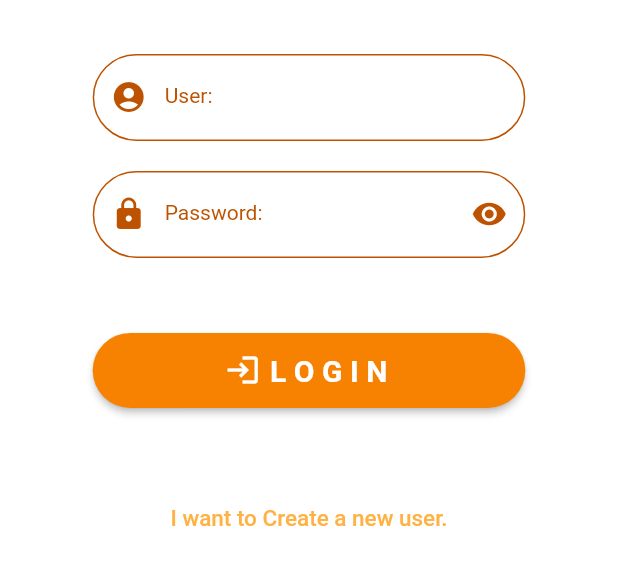
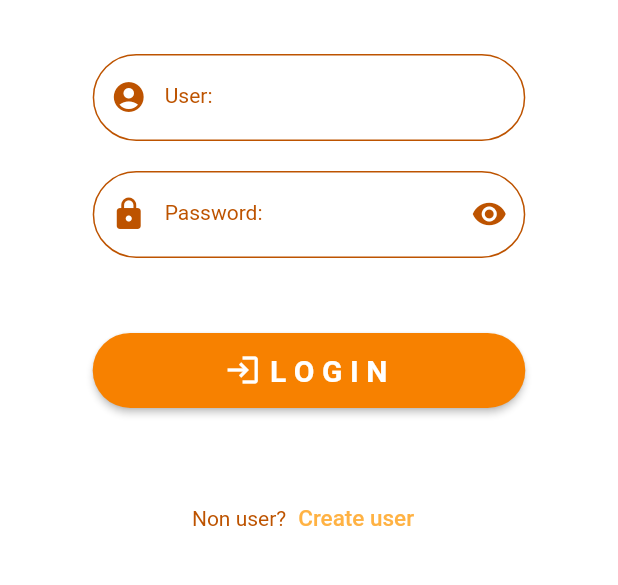
Before and after one commit to seaksanw/shopping_mall, a Flutter app: the screen it shows after launch, on a phone screen of 412 x 824 dp, the part 547-1132 px from its top. Run offline on Flutter 3.47's test engine with Material 2 defaults, Android fonts, the phone set to English and light mode, and no system bars; our stand-ins replace form_field_validator.

Commit message:
Start App

```diff
--- a/lib/states/authen.dart
+++ b/lib/states/authen.dart
@@ -164,19 +164,30 @@ class _AuthenState extends State<Authen> {
     );
   }
 
+  Widget showToCreateNewAcc() {
+    return Row(
+      mainAxisAlignment: MainAxisAlignment.center,
+      children: [
+        ShowTitle(title: 'Non user?', textStyle: MyConstant().h3Style()),
+        createNewAccButton()
+      ],
+    );
+  }
+
   Widget createNewAccButton() {
     return TextButton(
       child: Text(
-        'I want to Create a new user.',
+        'Create user',
         style: TextStyle(color: MyConstant.light, fontSize: 15),
       ),
       onPressed: () {
-        MaterialPageRoute materialPageRoute =
-            MaterialPageRoute(builder: (context) {
-          return CreateAccount();
-        });
-        Navigator.of(context).push(materialPageRoute);
+        // MaterialPageRoute materialPageRoute =
+        //     MaterialPageRoute(builder: (context) {
+        //   return CreateAccount();
+        // });
+        // Navigator.of(context).push(materialPageRoute);
         print('Authen page : ----> Creat new account was pressed.');
+        Navigator.of(context).pushNamed(MyConstant.routeCreateAccount);
       },
     );
   }
@@ -201,7 +212,7 @@ class _AuthenState extends State<Authen> {
                   ),
                   showField(size),
                   loginButton(size),
-                  createNewAccButton(),
+                  showToCreateNewAcc(),
                 ],
               ),
             ),
```
